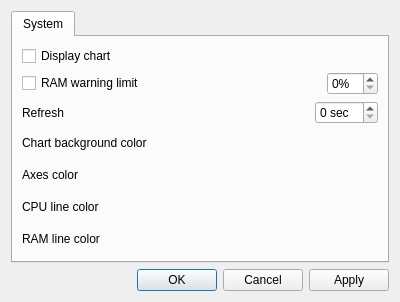
pblottiere/snail, file src/gui/ui/settingswidget.ui: the form before one commit.
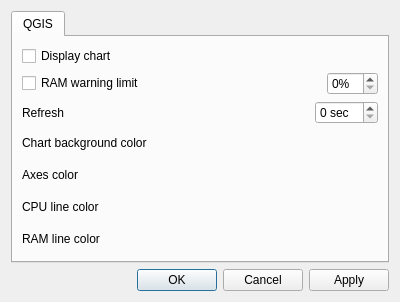
The form after the commit.

What changed in the file:
```diff
--- a/src/gui/ui/settingswidget.ui
+++ b/src/gui/ui/settingswidget.ui
@@ -21,7 +21,7 @@
      </property>
      <widget class="QWidget" name="System">
       <attribute name="title">
-       <string>System</string>
+       <string>QGIS</string>
       </attribute>
       <layout class="QVBoxLayout" name="verticalLayout_2">
        <item>
```
